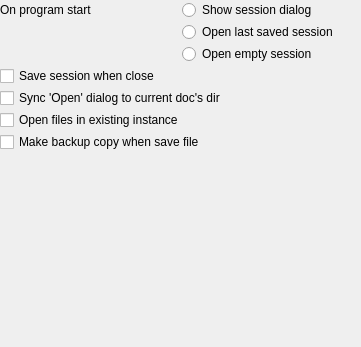
Above: src/gui/MainSettingsPage.ui from Mezomish/juffed before the change. Below: the same form after it.
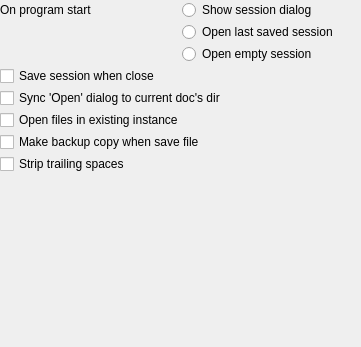
That is the form after the change.

Commit message: Added: option for stripping trailing spaces when saving files

What changed in the file:
```diff
--- a/src/gui/MainSettingsPage.ui
+++ b/src/gui/MainSettingsPage.ui
@@ -113,6 +113,13 @@
      </property>
     </widget>
    </item>
+   <item>
+    <widget class="QCheckBox" name="stripSpacesChk" >
+     <property name="text" >
+      <string>Strip trailing spaces</string>
+     </property>
+    </widget>
+   </item>
    <item>
     <spacer>
      <property name="orientation" >
```
The commit also changes 5 other files.
